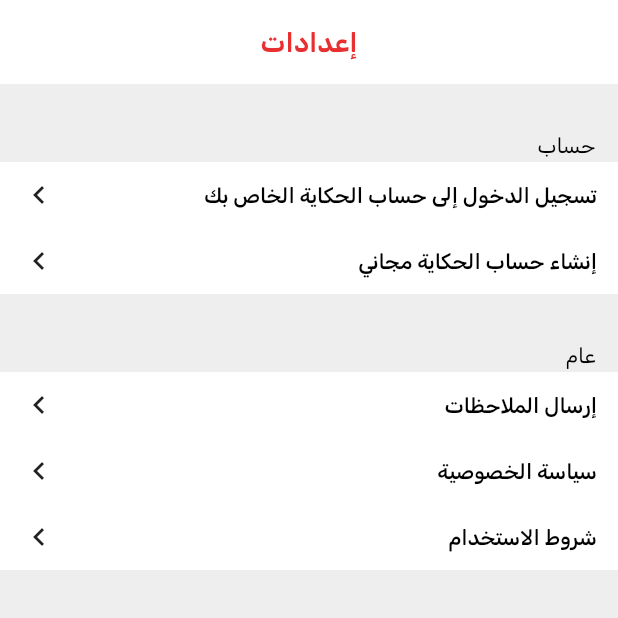
After one commit to Marawanoo/AlHekaya, a Flutter app: the SettingView screen opened by its route, on a phone screen of 412 x 824 dp, the top half of it. The commit adds this screen. Run offline on Flutter 3.47's test engine with Material 3 defaults, Android fonts, the phone set to English and light mode, and no system bars; our stand-ins replace dio, get, iconsax; network calls fail; project files that could hold a hidden picture were left out.

Commit message:
Design The Setting Page And Profile Page

```diff
--- a/lib/auth_view/widget/login_header.dart
+++ b/lib/auth_view/widget/login_header.dart
@@ -1,4 +1,5 @@
 import 'package:flutter/material.dart';
+import 'package:news/main_variable.dart';
 
 class LoginHeader extends StatelessWidget {
   const LoginHeader({super.key});
@@ -9,9 +10,7 @@ class LoginHeader extends StatelessWidget {
       padding: const EdgeInsets.only(bottom: 100),
       width: MediaQuery.sizeOf(context).width,
       height: 350,
-      decoration: const BoxDecoration(
-          gradient:
-              LinearGradient(colors: [Color(0xff990F20), Color(0xffFF213E)])),
+      decoration: const BoxDecoration(gradient: gradient),
       child: Center(
         child: Image.asset(
           'assets/images/file.png',
--- a/lib/home_view/view/bookmark_view.dart
+++ b/lib/home_view/view/bookmark_view.dart
@@ -10,7 +10,8 @@ class BookmarkView extends StatelessWidget {
     return Scaffold(
       appBar: AppBar(
         automaticallyImplyLeading: false,
-        title: Row(mainAxisAlignment: MainAxisAlignment.spaceBetween,
+        title: Row(
+          mainAxisAlignment: MainAxisAlignment.spaceBetween,
           children: [
             const Icon(Iconsax.search_normal),
             Text(
@@ -19,8 +20,7 @@ class BookmarkView extends StatelessWidget {
                   .textTheme
                   .headlineSmall!
                   .copyWith(color: mainColor),
-            )
-            ,
+            ),
           ],
         ),
       ),
--- a/lib/main_variable.dart
+++ b/lib/main_variable.dart
@@ -8,6 +8,12 @@ const String loginView = '/loginView';
 const String registerView = '/registerView';
 const String detailsView = '/detailsView';
 const String bookmarkView = '/bookmarkView';
+const String settingView = '/settingView';
+const String generalView = '/generalView';
+const String profileView = '/profileView';
+const Gradient gradient =
+    LinearGradient(colors: [Color(0xff990F20), Color(0xffFF213E)]);
+// double widhtMedia = MediaQuery.of(context).size.width;
 const Color mainColor = Color(0xffe83030);
 const Color secondMainColor = Color(0xff010a2f);
 const double space = 15;
--- /dev/null
+++ b/lib/settings_view/view/setting_view.dart
@@ -0,0 +1,26 @@
+import 'package:flutter/material.dart';
+import 'package:news/main_variable.dart';
+import 'package:news/settings_view/widget/setting_body.dart';
+
+class SettingView extends StatelessWidget {
+  const SettingView({super.key});
+
+  @override
+  Widget build(BuildContext context) {
+    return Scaffold(
+      backgroundColor: Colors.grey[200],
+      appBar: AppBar(
+        automaticallyImplyLeading: false,
+        centerTitle: true,
+        title: Text(
+          'إعدادات',
+          style: Theme.of(context)
+              .textTheme
+              .headlineSmall!
+              .copyWith(color: mainColor),
+        ),
+      ),
+      body: SingleChildScrollView(child: SettingBody()),
+    );
+  }
+}
--- /dev/null
+++ b/lib/settings_view/widget/setting_body.dart
@@ -0,0 +1,45 @@
+import 'package:flutter/material.dart';
+import 'package:get/route_manager.dart';
+import 'package:news/settings_view/widget/setting_body_info.dart';
+
+import '../../main_variable.dart';
+
+class SettingBody extends StatelessWidget {
+  const SettingBody({super.key});
+
+  @override
+  Widget build(BuildContext context) {
+    return Column(
+      crossAxisAlignment: CrossAxisAlignment.end,
+      children: [
+        SizedBox(
+          height: space * 2,
+        ),
+        Padding(
+          padding: EdgeInsets.symmetric(horizontal: 15, vertical: 2),
+          child: Text('حساب'),
+        ),
+        SettingBodyInfo(
+          title: 'تسجيل الدخول إلى حساب الحكاية الخاص بك',
+          function: () => Get.toNamed(loginView),
+        ),
+        SettingBodyInfo(
+            title: 'إنشاء حساب الحكاية مجاني',
+            function: () => Get.toNamed(profileView)),
+        SizedBox(
+          height: space * 2,
+        ),
+        Padding(
+          padding: EdgeInsets.symmetric(horizontal: 15, vertical: 2),
+          child: Text('عام'),
+        ),
+        SettingBodyInfo(
+            title: 'إرسال الملاحظات', function: () => Get.toNamed(generalView)),
+        SettingBodyInfo(
+            title: 'سياسة الخصوصية', function: () => Get.toNamed(generalView)),
+        SettingBodyInfo(
+            title: 'شروط الاستخدام', function: () => Get.toNamed(generalView)),
+      ],
+    );
+  }
+}
--- /dev/null
+++ b/lib/settings_view/widget/setting_body_info.dart
@@ -0,0 +1,28 @@
+import 'package:flutter/material.dart';
+
+class SettingBodyInfo extends StatelessWidget {
+  const SettingBodyInfo(
+      {super.key, required this.title, required this.function});
+  final String title;
+  final void Function()? function;
+  @override
+  Widget build(BuildContext context) {
+    return GestureDetector(
+      onTap: function,
+      child: Container(
+        padding: EdgeInsets.symmetric(horizontal: 14, vertical: 10),
+        color: Colors.white,
+        child: Row(
+          mainAxisAlignment: MainAxisAlignment.spaceBetween,
+          children: [
+            Icon(Icons.chevron_left),
+            Text(
+              title,
+              style: Theme.of(context).textTheme.bodyLarge,
+            ),
+          ],
+        ),
+      ),
+    );
+  }
+}
```
Also changed, not shown: lib/home_view/view/main_view.dart (+7 -1 lines), lib/main.dart (+35 -28 lines), lib/settings_view/view/general_view.dart (added, +17 -0 lines), lib/settings_view/view/profile_view.dart (added, +90 -0 lines), lib/widgets/text_field_widget.dart (+17 -10 lines), assets/images/3d-plastilina-round-pink-cancel-button.png (added).
